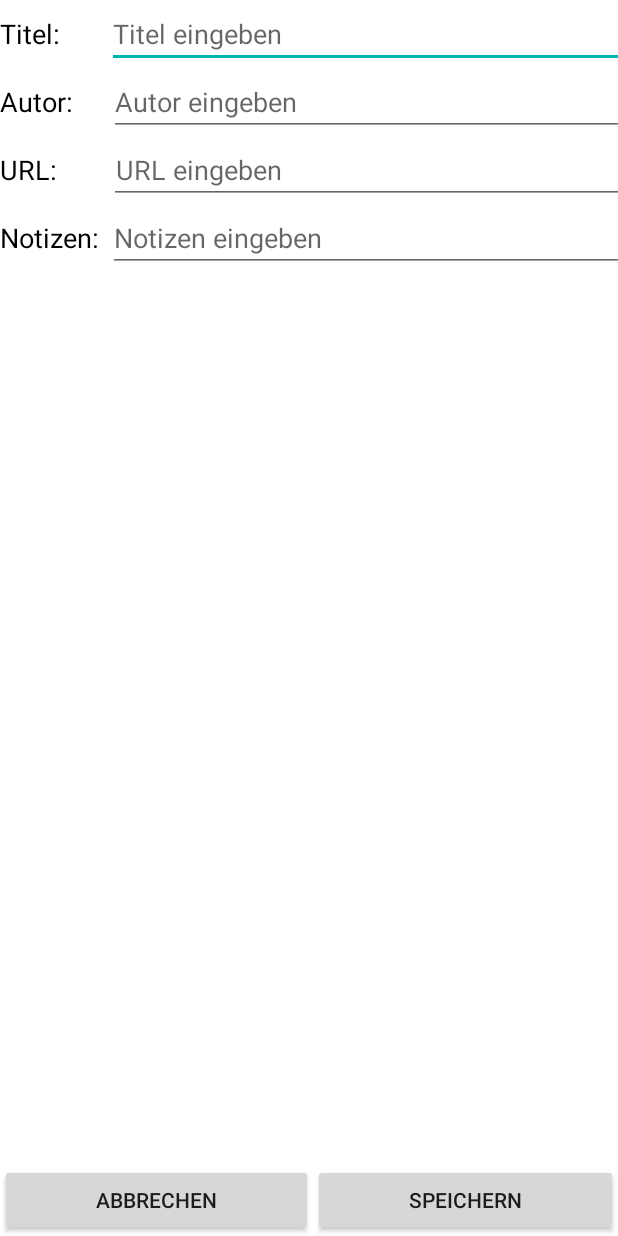
After one commit to MordragT/managy, an Android app: the layout fragment_literatur_add.xml on its own in the app's theme, with its tools: preview values and no code run, on a phone screen of 412 x 824 dp. The commit adds this screen. Run offline under Robolectric (Android 15) with nearby library versions, the phone set to English and light mode, and no system bars.

Commit message:
Literatur layout added

```diff
--- /dev/null
+++ b/fragments/app/src/main/java/com/example/java_class/literatur_add.java
@@ -0,0 +1,4 @@
+package com.example.java_class;
+
+public class literatur_add {
+}
--- /dev/null
+++ b/fragments/app/src/main/java/com/example/java_class/literatur_bearbeiten.java
@@ -0,0 +1,4 @@
+package com.example.java_class;
+
+public class literatur_bearbeiten {
+}
--- /dev/null
+++ b/fragments/app/src/main/res/layout/fragment_literatur_add.xml
@@ -0,0 +1,137 @@
+<?xml version="1.0" encoding="utf-8"?>
+<FrameLayout xmlns:android="http://schemas.android.com/apk/res/android"
+    xmlns:tools="http://schemas.android.com/tools"
+    android:layout_width="match_parent"
+    android:layout_height="match_parent"
+    android:background="#FFFFFF"
+    tools:context=".literatur_add">
+
+    <LinearLayout
+        android:layout_width="match_parent"
+        android:layout_height="match_parent"
+        android:orientation="vertical">
+
+        <LinearLayout
+            android:layout_width="match_parent"
+            android:layout_height="wrap_content">
+
+            <TextView
+                android:id="@+id/Titel"
+                android:layout_width="wrap_content"
+                android:layout_height="wrap_content"
+                android:layout_marginRight="1mm"
+                android:text="Titel:   "
+                android:textColor="@android:color/black"
+                android:textSize="18sp" />
+
+            <EditText
+                android:id="@+id/literatur_add_EditTitel"
+                android:layout_width="359dp"
+                android:layout_height="wrap_content"
+                android:layout_marginLeft="11dp"
+                android:ems="10"
+                android:hint="Titel eingeben"
+                android:inputType="textPersonName" />
+
+        </LinearLayout>
+
+        <LinearLayout
+            android:layout_width="match_parent"
+            android:layout_height="wrap_content">
+
+            <TextView
+                android:id="@+id/Autor"
+                android:layout_width="wrap_content"
+                android:layout_height="wrap_content"
+                android:text="Autor:   "
+                android:textColor="@android:color/black"
+                android:textSize="18sp" />
+
+            <EditText
+                android:id="@+id/literatur_add_EditAutor"
+                android:layout_width="361dp"
+                android:layout_height="wrap_content"
+                android:layout_marginLeft="10dp"
+                android:ems="10"
+                android:hint="Autor eingeben"
+                android:inputType="textPersonName" />
+
+        </LinearLayout>
+
+        <LinearLayout
+            android:layout_width="match_parent"
+            android:layout_height="wrap_content">
+
+            <TextView
+                android:id="@+id/URL"
+                android:layout_width="55dp"
+                android:layout_height="wrap_content"
+                android:layout_marginRight="1mm"
+                android:text="URL:          "
+                android:textColor="@android:color/black"
+                android:textSize="18sp" />
+
+            <EditText
+                android:id="@+id/literatur_add_EditURL"
+                android:layout_width="353dp"
+                android:layout_height="wrap_content"
+                android:layout_marginLeft="11dp"
+                android:ems="10"
+                android:hint=" URL eingeben"
+                android:inputType="textPersonName"
+                android:paddingLeft="0dp" />
+
+        </LinearLayout>
+
+        <LinearLayout
+            android:layout_width="match_parent"
+            android:layout_height="wrap_content">
+
+            <TextView
+                android:id="@+id/Notizen"
+                android:layout_width="wrap_content"
+                android:layout_height="wrap_content"
+                android:layout_gravity="center"
+                android:layout_marginRight="1mm"
+                android:text="Notizen:"
+                android:textColor="@android:color/black"
+                android:textSize="18sp" />
+
+            <EditText
+                android:id="@+id/literatur_add_EditNotizen"
+                android:layout_width="347dp"
+                android:layout_height="wrap_content"
+                android:layout_gravity="start"
+                android:ems="10"
+                android:hint="Notizen eingeben"
+                android:inputType="textPersonName" />
+
+        </LinearLayout>
+    </LinearLayout>
+
+    <LinearLayout
+        android:layout_width="match_parent"
+        android:layout_height="match_parent"
+        android:orientation="horizontal"
+
+        >
+
+        <Button
+            android:id="@+id/literatur_add_abbrechen"
+            android:layout_width="wrap_content"
+            android:layout_height="wrap_content"
+            android:layout_gravity="bottom|end"
+            android:layout_weight="1"
+            android:text="Abbrechen" />
+
+        <Button
+            android:id="@+id/literatur_add_speichern"
+            android:layout_width="wrap_content"
+            android:layout_height="wrap_content"
+            android:layout_gravity="bottom|end"
+            android:layout_weight="1"
+            android:text="Speichern" />
+
+    </LinearLayout>
+
+</FrameLayout>
```
Also changed, not shown: fragments/app/src/main/res/layout/fragment_literatur.xml (+22 -7 lines), fragments/app/src/main/res/layout/fragment_literatur_adapter.xml (added, +26 -0 lines), fragments/app/src/main/res/layout/fragment_literatur_bearbeiten.xml (added, +133 -0 lines).
